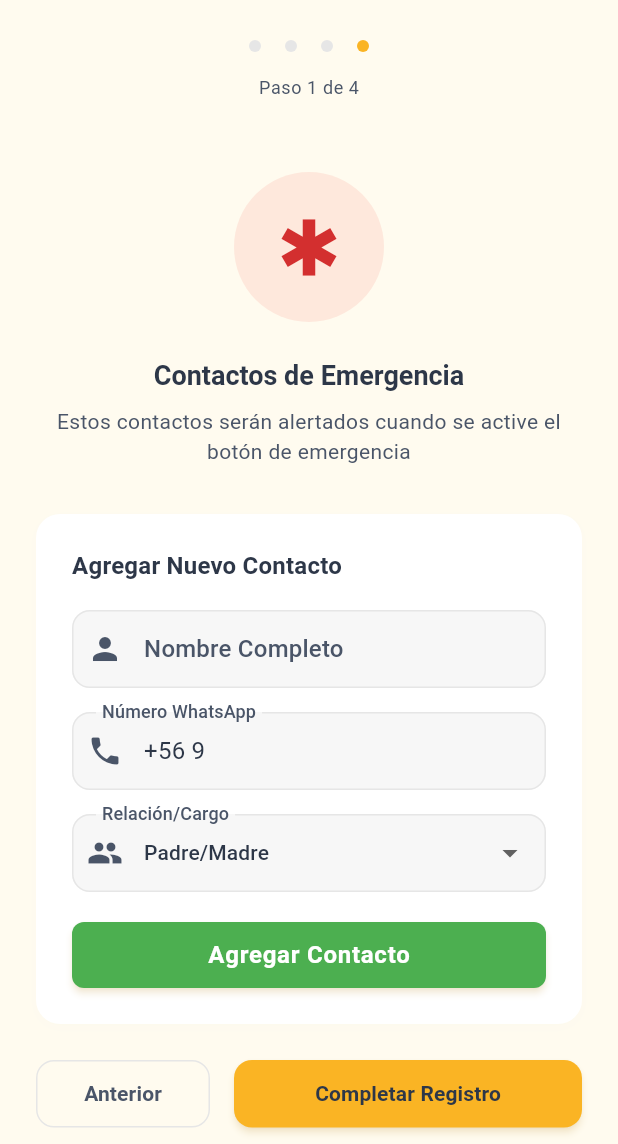
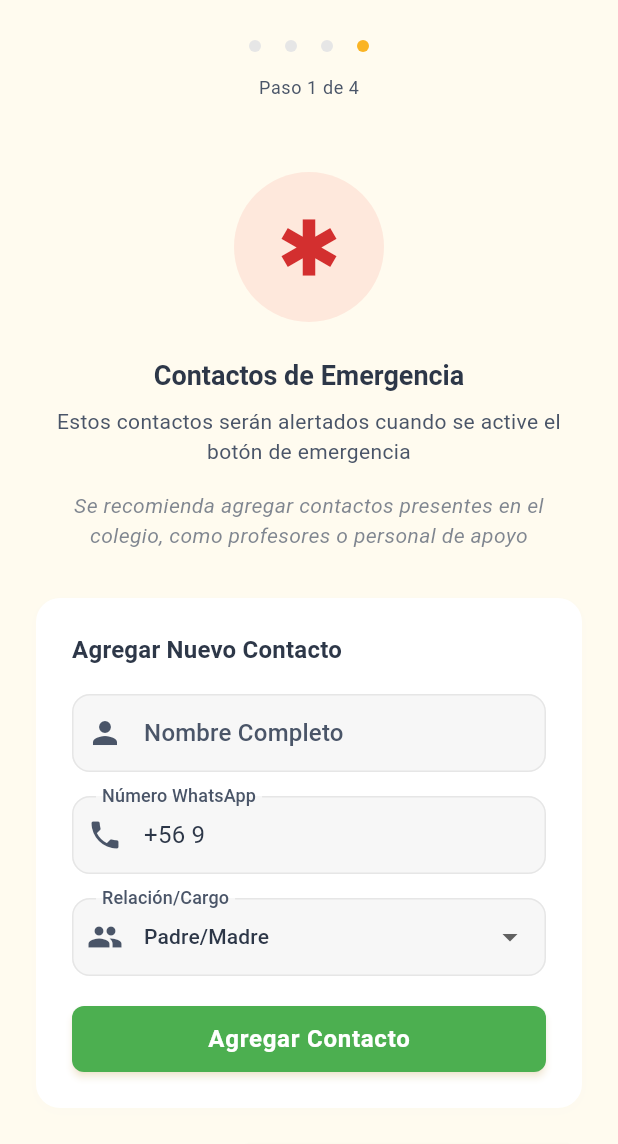
Before and after one commit to CQuarkH/tora-frontend, a Flutter app: the RegistrationFlowScreen screen opened by its route, swiped to page 4, on a phone screen of 412 x 824 dp, the part 92-1236 px from its top. Run offline on Flutter 3.47's test engine with Material 3 defaults, Android fonts, the phone set to English and light mode, and no system bars; drawn by our look-alikes of smooth_page_indicator; our stand-ins replace audioplayers, calendar_view, fl_chart, flutter_hooks, flutter_local_notifications, flutter_svg and 5 more; project files that could hold a hidden picture were left out.

Commit message:
feat: add parent suggestion in emergency contact creation

```diff
--- a/lib/features/auth/screens/registration/emergency_contacts_screen.dart
+++ b/lib/features/auth/screens/registration/emergency_contacts_screen.dart
@@ -28,8 +28,6 @@ class EmergencyContactsScreen extends HookWidget {
       'Cuidador/a',
       'Otro/a',
     ];
-
-
 
     final emergencyContacts = useState<List<Map<String, String>>>(
       initialData['emergencyContacts'] != null
@@ -65,11 +63,7 @@ class EmergencyContactsScreen extends HookWidget {
       }
 
       // Agregar contacto
-      final newContact = {
-        'name': name,
-        'phone': phone,
-        'relation': relation,
-      };
+      final newContact = {'name': name, 'phone': phone, 'relation': relation};
       emergencyContacts.value = [...emergencyContacts.value, newContact];
 
       // Limpiar campos
@@ -103,10 +97,10 @@ class EmergencyContactsScreen extends HookWidget {
       // }
 
       // Pasar los datos de contactos de emergencia
-      onComplete({
-        'emergencyContacts': emergencyContacts.value,
-      });
-    }    return Container(
+      onComplete({'emergencyContacts': emergencyContacts.value});
+    }
+
+    return Container(
       color: const Color(0xFFFFFBEF), // Fondo crema cálido
       child: SingleChildScrollView(
         padding: const EdgeInsets.all(24),
@@ -122,11 +116,7 @@ class EmergencyContactsScreen extends HookWidget {
                   color: Colors.red.withOpacity(0.1),
                   shape: BoxShape.circle,
                 ),
-              child: Icon(
-                Icons.emergency,
-                size: 50,
-                color: Colors.red[700],
-              ),
+                child: Icon(Icons.emergency, size: 50, color: Colors.red[700]),
               ),
             ),
             const SizedBox(height: 24),
@@ -145,8 +135,19 @@ class EmergencyContactsScreen extends HookWidget {
             Center(
               child: Text(
                 'Estos contactos serán alertados cuando se active el botón de emergencia',
+                style: Theme.of(
+                  context,
+                ).textTheme.bodyMedium?.copyWith(color: context.mediumText),
+                textAlign: TextAlign.center,
+              ),
+            ),
+            const SizedBox(height: 16),
+            Center(
+              child: Text(
+                'Se recomienda agregar contactos presentes en el colegio, como profesores o personal de apoyo',
                 style: Theme.of(context).textTheme.bodyMedium?.copyWith(
-                color: context.mediumText,
+                  color: context.mediumText.withOpacity(0.7),
+                  fontStyle: FontStyle.italic,
                 ),
                 textAlign: TextAlign.center,
               ),
@@ -301,22 +302,25 @@ class EmergencyContactsScreen extends HookWidget {
                                 children: [
                                   Text(
                                     contact['name']!,
-                                  style: Theme.of(context).textTheme.titleMedium?.copyWith(
+                                    style: Theme.of(context)
+                                        .textTheme
+                                        .titleMedium
+                                        ?.copyWith(
                                           color: context.darkText,
                                           fontWeight: FontWeight.w600,
                                         ),
                                   ),
                                   Text(
                                     contact['phone']!,
-                                  style: Theme.of(context).textTheme.bodyMedium?.copyWith(
-                                    color: context.mediumText,
-                                  ),
+                                    style: Theme.of(context)
+                                        .textTheme
+                                        .bodyMedium
+                                        ?.copyWith(color: context.mediumText),
                                   ),
                                   Text(
                                     contact['relation']!,
-                                  style: Theme.of(context).textTheme.bodySmall?.copyWith(
-                                    color: context.lightText,
-                                  ),
+                                    style: Theme.of(context).textTheme.bodySmall
+                                        ?.copyWith(color: context.lightText),
                                   ),
                                 ],
                               ),
@@ -388,6 +392,7 @@ class EmergencyContactsScreen extends HookWidget {
             ),
           ],
         ),
-    ));
+      ),
+    );
   }
 }
```
Lines whose indentation alone changed are shown as unchanged.
